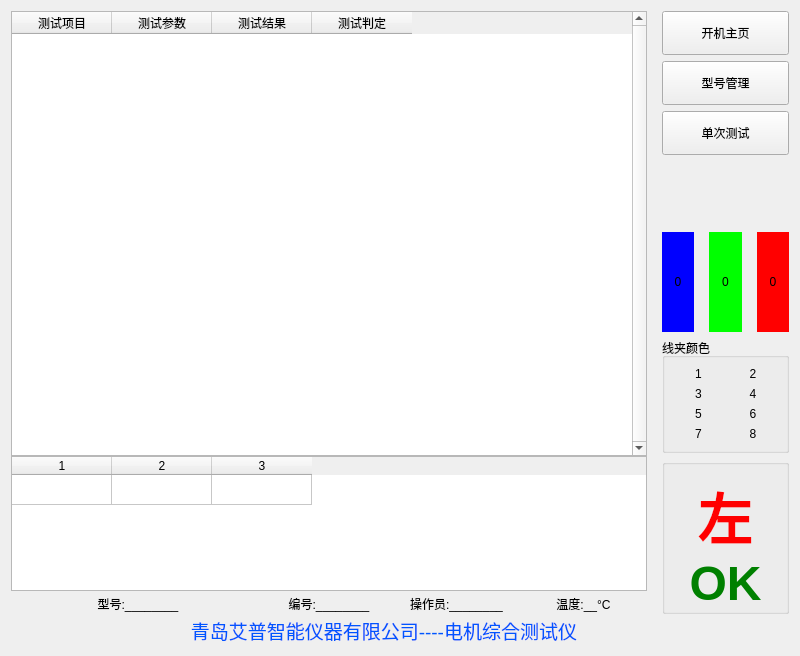
This is WinTest.ui in bloglink/aip-tester as Qt 5 draws it before an edit. The edited form follows.
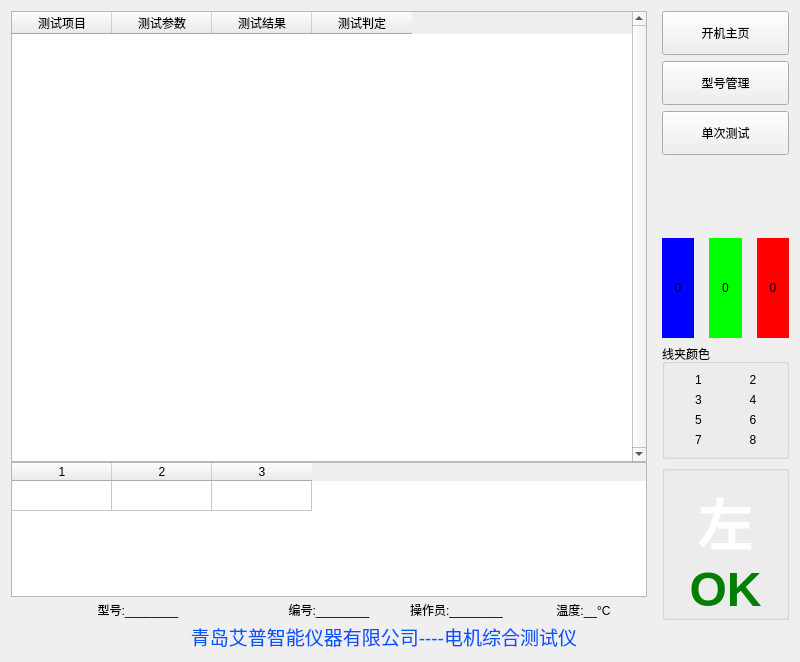
This is the edited form. Icons and pictures are not drawn.

Commit message: 修复:(2.1.0.170420)测试模块工位显示为白色

The edit to the form file:
```diff
--- a/WinTest.ui
+++ b/WinTest.ui
@@ -7,7 +7,7 @@
     <x>0</x>
     <y>0</y>
     <width>800</width>
-    <height>656</height>
+    <height>662</height>
    </rect>
   </property>
   <property name="windowTitle">
@@ -531,7 +531,7 @@
          <item>
           <widget class="QLabel" name="TextPos">
            <property name="styleSheet">
-            <string notr="true">color:red;font:Bold 42pt Ubuntu;</string>
+            <string notr="true">color:white;font:Bold 42pt Ubuntu;</string>
            </property>
            <property name="text">
             <string>左</string>
```
The commit also changes 1 other file.
